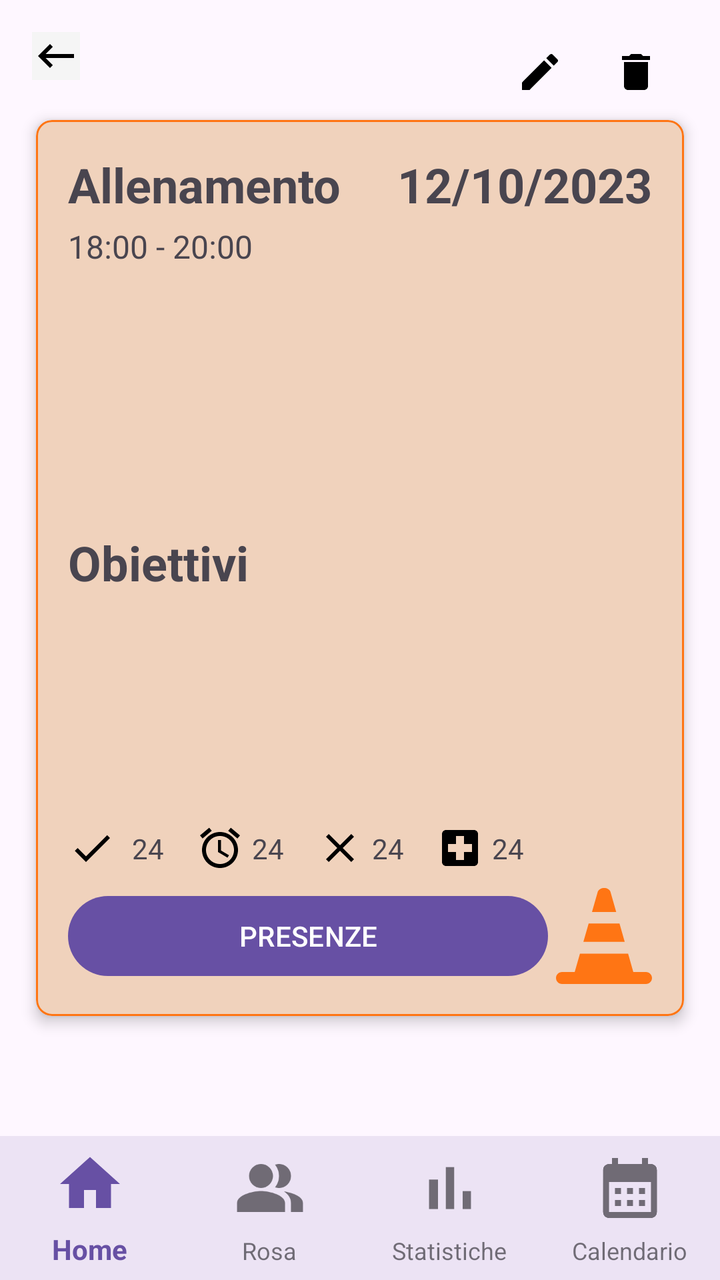
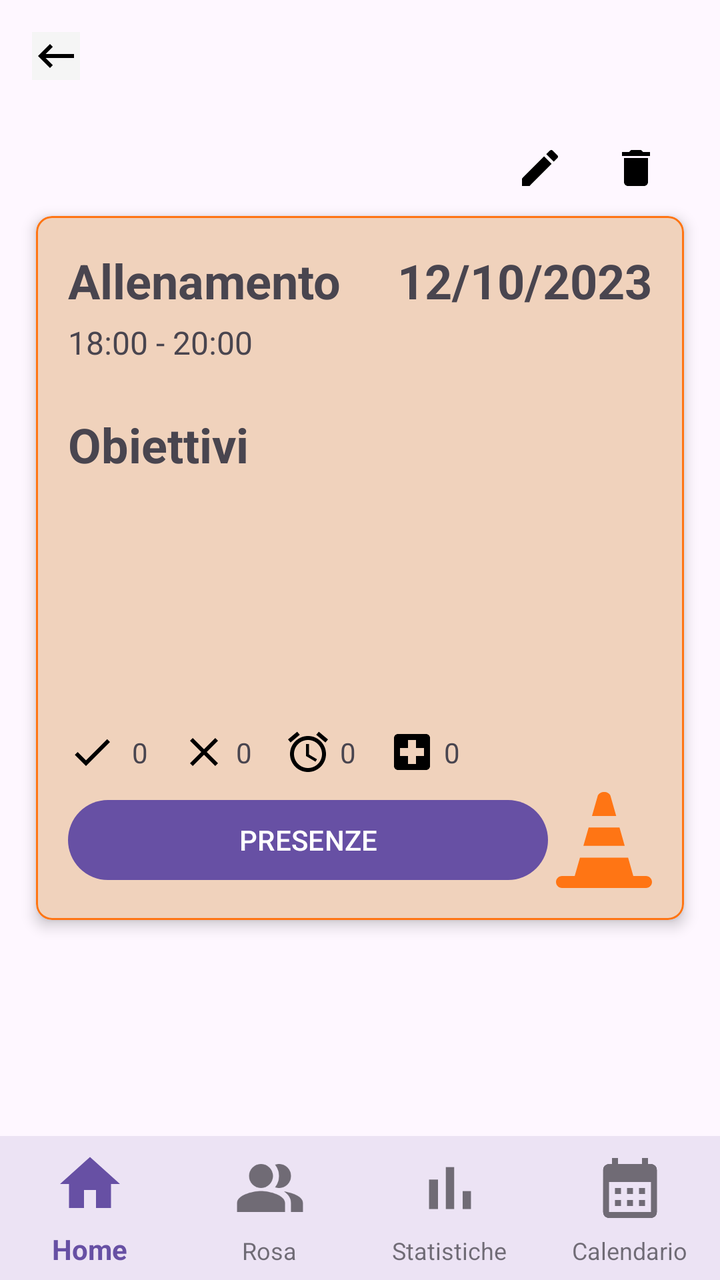

Two renders of the same Android screen: before a commit and after it. Below are the layout's source before the change and the commit's diff.
<!-- AndroidManifest.xml: application theme Theme.YouCoach -->
<!-- res/layout/activity_dettaglio_allenamento.xml -->
<androidx.constraintlayout.widget.ConstraintLayout
    xmlns:android="http://schemas.android.com/apk/res/android"
    xmlns:app="http://schemas.android.com/apk/res-auto"
    xmlns:tools="http://schemas.android.com/tools"
    android:layout_width="match_parent"
    android:layout_height="match_parent">



    <ImageButton
        android:id="@+id/back_button"
        android:layout_width="wrap_content"
        android:layout_height="wrap_content"
        android:layout_marginStart="16dp"
        android:layout_marginTop="16dp"
        android:background="@color/background_grey"
        android:src="@drawable/arrow_back"
        app:layout_constraintStart_toStartOf="parent"
        app:layout_constraintTop_toTopOf="parent" />


    <ImageButton
        android:id="@+id/modificaAllenamento_button"
        android:layout_width="48dp"
        android:layout_height="48dp"
        android:background="@color/transparent"
        android:src="@drawable/edit"
        app:layout_constraintBottom_toTopOf="@+id/card_training"
        app:layout_constraintEnd_toStartOf="@+id/eliminaAllenamento_button"/>

    <ImageButton
        android:id="@+id/eliminaAllenamento_button"
        android:layout_width="48dp"
        android:layout_height="48dp"
        android:background="@color/transparent"
        android:src="@drawable/delete"
        app:layout_constraintBottom_toTopOf="@+id/card_training"
        app:layout_constraintEnd_toEndOf="@id/card_training"/>





    <com.google.android.material.card.MaterialCardView
        android:id="@+id/card_training"
        android:layout_width="0dp"
        android:layout_height="0dp"
        app:layout_constraintWidth_percent="0.9"
        app:layout_constraintHeight_percent="0.7"
        app:layout_constraintTop_toTopOf="parent"
        app:layout_constraintBottom_toTopOf="@+id/bottom_navigation"
        app:layout_constraintStart_toStartOf="parent"
        app:layout_constraintEnd_toEndOf="parent"
        app:cardCornerRadius="8dp"
        app:cardBackgroundColor="@color/background_training_card"
        app:cardElevation="4dp"
        app:strokeWidth="1dp"
        app:strokeColor="@color/background_orange">


        <androidx.constraintlayout.widget.ConstraintLayout
            android:layout_width="match_parent"
            android:layout_height="match_parent"
            android:padding="16dp">

            
            <TextView
                android:id="@+id/card_title"
                android:layout_width="0dp"
                android:layout_height="wrap_content"
                android:text="Allenamento"
                android:textSize="24dp"
                android:textStyle="bold"
                app:layout_constraintStart_toStartOf="parent"
                app:layout_constraintTop_toTopOf="parent" />

            
            <TextView
                android:id="@+id/card_date"
                android:layout_width="0dp"
                android:layout_height="wrap_content"
                android:layout_marginStart="40dp"
                android:text="12/10/2023"
                android:textSize="24sp"
                android:textStyle="bold"
                app:layout_constraintEnd_toEndOf="parent"
                app:layout_constraintTop_toTopOf="parent"/>

            
            <TextView
                android:id="@+id/card_time"
                android:layout_width="0dp"
                android:layout_height="wrap_content"
                android:layout_marginTop="4dp"
                android:text="18:00 - 20:00"
                android:textSize="16dp"
                app:layout_constraintEnd_toEndOf="parent"
                app:layout_constraintStart_toStartOf="parent"
                app:layout_constraintTop_toBottomOf="@id/card_title" />

            
            <androidx.constraintlayout.widget.ConstraintLayout
                android:layout_width="0dp"
                android:layout_height="wrap_content"
                android:layout_marginTop="8dp"
                android:layout_marginBottom="8dp"
                app:layout_constraintEnd_toEndOf="parent"
                app:layout_constraintStart_toStartOf="parent"
                app:layout_constraintTop_toBottomOf="@id/card_time"
                app:layout_constraintBottom_toTopOf="@id/presenze_button">

                <TextView
                    android:id="@+id/obiettivi_txt"
                    android:layout_width="wrap_content"
                    android:layout_height="wrap_content"
                    android:text="Obiettivi"
                    android:textStyle="bold"
                    android:textSize="24dp"
                    app:layout_constraintStart_toStartOf="parent"
                    app:layout_constraintTop_toTopOf="parent" />

                
                <androidx.recyclerview.widget.RecyclerView
                    android:id="@+id/recyclerViewObiettivi"
                    android:layout_width="0dp"
                    android:layout_height="wrap_content"
                    android:layout_marginTop="16dp"
                    app:layout_constraintStart_toStartOf="parent"
                    app:layout_constraintTop_toBottomOf="@+id/obiettivi_txt" />


            </androidx.constraintlayout.widget.ConstraintLayout>


            <ImageView
                android:id="@+id/icona_presenze"
                android:layout_width="24dp"
                android:layout_height="24dp"
                android:layout_marginBottom="8dp"
                app:layout_constraintStart_toStartOf="@+id/presenze_button"
                app:layout_constraintBottom_toTopOf="@+id/presenze_button"
                android:src="@drawable/check" />

            <TextView
                android:id="@+id/num_presenze"
                android:layout_width="wrap_content"
                android:layout_height="wrap_content"
                android:text="24"
                android:layout_marginStart="8dp"
                app:layout_constraintStart_toEndOf="@+id/icona_presenze"
                app:layout_constraintTop_toTopOf="@+id/icona_presenze"
                app:layout_constraintBottom_toBottomOf="@+id/icona_presenze"/>

            <ImageView
                android:id="@+id/icona_ritardo"
                android:layout_width="24dp"
                android:layout_height="24dp"
                android:layout_marginBottom="8dp"
                android:layout_marginStart="16dp"
                app:layout_constraintStart_toEndOf="@+id/num_presenze"
                app:layout_constraintBottom_toTopOf="@+id/presenze_button"
                android:src="@drawable/ritardo" />

            <TextView
                android:id="@+id/num_ritardi"
                android:layout_width="wrap_content"
                android:layout_height="wrap_content"
                android:text="24"
                android:layout_marginStart="4dp"
                app:layout_constraintStart_toEndOf="@+id/icona_ritardo"
                app:layout_constraintTop_toTopOf="@+id/icona_presenze"
                app:layout_constraintBottom_toBottomOf="@+id/icona_presenze"/>

            <ImageView
                android:id="@+id/icona_assenze"
                android:layout_width="24dp"
                android:layout_height="24dp"
                android:layout_marginBottom="8dp"
                android:layout_marginStart="16dp"
                app:layout_constraintStart_toEndOf="@+id/num_ritardi"
                app:layout_constraintBottom_toTopOf="@+id/presenze_button"
                android:src="@drawable/croce" />

            <TextView
                android:id="@+id/num_assenze"
                android:layout_width="wrap_content"
                android:layout_height="wrap_content"
                android:text="24"
                android:layout_marginStart="4dp"
                app:layout_constraintStart_toEndOf="@+id/icona_assenze"
                app:layout_constraintTop_toTopOf="@+id/icona_presenze"
                app:layout_constraintBottom_toBottomOf="@+id/icona_presenze"/>



            <ImageView
                android:id="@+id/icona_infortunio"
                android:layout_width="24dp"
                android:layout_height="24dp"
                android:layout_marginBottom="8dp"
                android:layout_marginStart="16dp"
                app:layout_constraintStart_toEndOf="@+id/num_assenze"
                app:layout_constraintBottom_toTopOf="@+id/presenze_button"
                android:src="@drawable/infortunio" />

            <TextView
                android:id="@+id/num_infortunati"
                android:layout_width="wrap_content"
                android:layout_height="wrap_content"
                android:text="24"
                android:layout_marginStart="4dp"
                app:layout_constraintStart_toEndOf="@+id/icona_infortunio"
                app:layout_constraintTop_toTopOf="@+id/icona_presenze"
                app:layout_constraintBottom_toBottomOf="@+id/icona_presenze"/>


            
            <Button
                android:id="@+id/presenze_button"
                android:layout_width="240dp"
                android:layout_height="wrap_content"
                android:text="Presenze"
                android:textAllCaps="true"
                app:layout_constraintBottom_toBottomOf="parent"
                app:layout_constraintStart_toStartOf="parent" />

            
            <ImageView
                android:id="@+id/training_icon"
                android:layout_width="wrap_content"
                android:layout_height="wrap_content"
                android:layout_marginTop="16dp"
                android:src="@drawable/training_cone"
                app:layout_constraintBottom_toBottomOf="parent"
                app:layout_constraintEnd_toEndOf="parent" />

        </androidx.constraintlayout.widget.ConstraintLayout>

    </com.google.android.material.card.MaterialCardView>

    <com.google.android.material.bottomnavigation.BottomNavigationView
        android:id="@+id/bottom_navigation"
        android:layout_width="0dp"
        android:layout_height="72dp"
        android:background="?android:attr/windowBackground"
        app:labelVisibilityMode="labeled"
        app:menu="@menu/bottom_nav_menu"
        style="@style/BottomNavigationViewStyle"
        app:layout_constraintBottom_toBottomOf="parent"
        app:layout_constraintStart_toStartOf="parent"
        app:layout_constraintEnd_toEndOf="parent" />

</androidx.constraintlayout.widget.ConstraintLayout>
<!-- resources referenced by this layout -->
<resources>
  <color name="background_grey">#F5F5F5</color>
  <color name="background_orange">#ff7514</color>
  <color name="background_training_card">#f0d2bc</color>
  <color name="transparent">#00000000</color>
  <!-- drawable arrow_back (drawable) -->
  <vector xmlns:android="http://schemas.android.com/apk/res/android" android:autoMirrored="true" android:height="24dp" android:tint="#000000" android:viewportHeight="24" android:viewportWidth="24" android:width="24dp">
        
      <path android:fillColor="@android:color/white" android:pathData="M21,11H6.83l3.58,-3.59L9,6l-6,6 6,6 1.41,-1.41L6.83,13H21z"/>
      
  </vector>
  <!-- drawable check (drawable) -->
  <vector xmlns:android="http://schemas.android.com/apk/res/android" android:height="24dp" android:tint="#000000" android:viewportHeight="24" android:viewportWidth="24" android:width="24dp">
        
      <path android:fillColor="@android:color/white" android:pathData="M9,16.17L4.83,12l-1.42,1.41L9,19 21,7l-1.41,-1.41z"/>
      
  </vector>
  <!-- drawable croce (drawable) -->
  <vector xmlns:android="http://schemas.android.com/apk/res/android" android:height="24dp" android:tint="#000000" android:viewportHeight="24" android:viewportWidth="24" android:width="24dp">
        
      <path android:fillColor="@android:color/white" android:pathData="M19,6.41L17.59,5 12,10.59 6.41,5 5,6.41 10.59,12 5,17.59 6.41,19 12,13.41 17.59,19 19,17.59 13.41,12z"/>
      
  </vector>
  <!-- drawable delete (drawable) -->
  <vector xmlns:android="http://schemas.android.com/apk/res/android" android:height="24dp" android:tint="#000000" android:viewportHeight="24" android:viewportWidth="24" android:width="24dp">
        
      <path android:fillColor="@android:color/white" android:pathData="M6,19c0,1.1 0.9,2 2,2h8c1.1,0 2,-0.9 2,-2V7H6v12zM19,4h-3.5l-1,-1h-5l-1,1H5v2h14V4z"/>
      
  </vector>
  <!-- drawable edit (drawable) -->
  <vector xmlns:android="http://schemas.android.com/apk/res/android" android:height="24dp" android:tint="#000000" android:viewportHeight="24" android:viewportWidth="24" android:width="24dp">
        
      <path android:fillColor="@android:color/white" android:pathData="M3,17.25V21h3.75L17.81,9.94l-3.75,-3.75L3,17.25zM20.71,7.04c0.39,-0.39 0.39,-1.02 0,-1.41l-2.34,-2.34c-0.39,-0.39 -1.02,-0.39 -1.41,0l-1.83,1.83 3.75,3.75 1.83,-1.83z"/>
      
  </vector>
  <!-- drawable infortunio (drawable) -->
  <vector xmlns:android="http://schemas.android.com/apk/res/android" android:height="24dp" android:tint="#000000" android:viewportHeight="24" android:viewportWidth="24" android:width="24dp">
        
      <path android:fillColor="@android:color/white" android:pathData="M19,3L5,3c-1.1,0 -1.99,0.9 -1.99,2L3,19c0,1.1 0.9,2 2,2h14c1.1,0 2,-0.9 2,-2L21,5c0,-1.1 -0.9,-2 -2,-2zM18,14h-4v4h-4v-4L6,14v-4h4L10,6h4v4h4v4z"/>
      
  </vector>
  <style name="BottomNavigationViewStyle" parent="Widget.MaterialComponents.BottomNavigationView">
          <item name="itemIconSize">36dp</item> 
          <item name="itemTextAppearanceActive">@style/ActiveTextStyle</item> 
          <item name="itemTextAppearanceInactive">@style/InactiveTextStyle</item> 
      </style>
  <style name="Theme.YouCoach" parent="Base.Theme.YouCoach" />
  <style name="ActiveTextStyle" parent="TextAppearance.AppCompat.Small">
          <item name="android:textSize">14sp</item>
      </style>
  <style name="InactiveTextStyle" parent="TextAppearance.AppCompat.Small">
          <item name="android:textSize">12sp</item>
      </style>
  <style name="Base.Theme.YouCoach" parent="Theme.Material3.DayNight.NoActionBar">
          
          
      </style>
  <!-- unchanged entries left out for length: 2 -->
</resources>

<!-- the commit's change to res/layout/activity_dettaglio_allenamento.xml (unified diff, before → after) -->
@@ -46,7 +46,7 @@
         android:layout_width="0dp"
         android:layout_height="0dp"
         app:layout_constraintWidth_percent="0.9"
-        app:layout_constraintHeight_percent="0.7"
+        app:layout_constraintHeight_percent="0.55"
         app:layout_constraintTop_toTopOf="parent"
         app:layout_constraintBottom_toTopOf="@+id/bottom_navigation"
         app:layout_constraintStart_toStartOf="parent"
@@ -102,12 +102,11 @@
             <androidx.constraintlayout.widget.ConstraintLayout
                 android:layout_width="0dp"
                 android:layout_height="wrap_content"
-                android:layout_marginTop="8dp"
+                android:layout_marginTop="24dp"
                 android:layout_marginBottom="8dp"
                 app:layout_constraintEnd_toEndOf="parent"
                 app:layout_constraintStart_toStartOf="parent"
-                app:layout_constraintTop_toBottomOf="@id/card_time"
-                app:layout_constraintBottom_toTopOf="@id/presenze_button">
+                app:layout_constraintTop_toBottomOf="@id/card_time">
 
                 <TextView
                     android:id="@+id/obiettivi_txt"
@@ -124,7 +123,7 @@
                     android:id="@+id/recyclerViewObiettivi"
                     android:layout_width="0dp"
                     android:layout_height="wrap_content"
-                    android:layout_marginTop="16dp"
+                    android:layout_marginTop="8dp"
                     app:layout_constraintStart_toStartOf="parent"
                     app:layout_constraintTop_toBottomOf="@+id/obiettivi_txt" />
 
@@ -145,69 +144,69 @@
                 android:id="@+id/num_presenze"
                 android:layout_width="wrap_content"
                 android:layout_height="wrap_content"
-                android:text="24"
+                android:text="0"
                 android:layout_marginStart="8dp"
                 app:layout_constraintStart_toEndOf="@+id/icona_presenze"
                 app:layout_constraintTop_toTopOf="@+id/icona_presenze"
                 app:layout_constraintBottom_toBottomOf="@+id/icona_presenze"/>
 
-            <ImageView
-                android:id="@+id/icona_ritardo"
+
+            <ImageView
+                android:id="@+id/icona_assenze"
                 android:layout_width="24dp"
                 android:layout_height="24dp"
                 android:layout_marginBottom="8dp"
                 android:layout_marginStart="16dp"
                 app:layout_constraintStart_toEndOf="@+id/num_presenze"
                 app:layout_constraintBottom_toTopOf="@+id/presenze_button"
+                android:src="@drawable/croce" />
+
+            <TextView
+                android:id="@+id/num_assenze"
+                android:layout_width="wrap_content"
+                android:layout_height="wrap_content"
+                android:text="0"
+                android:layout_marginStart="4dp"
+                app:layout_constraintStart_toEndOf="@+id/icona_assenze"
+                app:layout_constraintTop_toTopOf="@+id/icona_presenze"
+                app:layout_constraintBottom_toBottomOf="@+id/icona_presenze"/>
+
+
+            <ImageView
+                android:id="@+id/icona_ritardo"
+                android:layout_width="24dp"
+                android:layout_height="24dp"
+                android:layout_marginBottom="8dp"
+                android:layout_marginStart="16dp"
+                app:layout_constraintStart_toEndOf="@+id/num_assenze"
+                app:layout_constraintBottom_toTopOf="@+id/presenze_button"
                 android:src="@drawable/ritardo" />
 
             <TextView
                 android:id="@+id/num_ritardi"
                 android:layout_width="wrap_content"
                 android:layout_height="wrap_content"
-                android:text="24"
+                android:text="0"
                 android:layout_marginStart="4dp"
                 app:layout_constraintStart_toEndOf="@+id/icona_ritardo"
                 app:layout_constraintTop_toTopOf="@+id/icona_presenze"
                 app:layout_constraintBottom_toBottomOf="@+id/icona_presenze"/>
 
             <ImageView
-                android:id="@+id/icona_assenze"
+                android:id="@+id/icona_infortunio"
                 android:layout_width="24dp"
                 android:layout_height="24dp"
                 android:layout_marginBottom="8dp"
                 android:layout_marginStart="16dp"
                 app:layout_constraintStart_toEndOf="@+id/num_ritardi"
                 app:layout_constraintBottom_toTopOf="@+id/presenze_button"
-                android:src="@drawable/croce" />
-
-            <TextView
-                android:id="@+id/num_assenze"
-                android:layout_width="wrap_content"
-                android:layout_height="wrap_content"
-                android:text="24"
-                android:layout_marginStart="4dp"
-                app:layout_constraintStart_toEndOf="@+id/icona_assenze"
-                app:layout_constraintTop_toTopOf="@+id/icona_presenze"
-                app:layout_constraintBottom_toBottomOf="@+id/icona_presenze"/>
-
-
-
-            <ImageView
-                android:id="@+id/icona_infortunio"
-                android:layout_width="24dp"
-                android:layout_height="24dp"
-                android:layout_marginBottom="8dp"
-                android:layout_marginStart="16dp"
-                app:layout_constraintStart_toEndOf="@+id/num_assenze"
-                app:layout_constraintBottom_toTopOf="@+id/presenze_button"
                 android:src="@drawable/infortunio" />
 
             <TextView
                 android:id="@+id/num_infortunati"
                 android:layout_width="wrap_content"
                 android:layout_height="wrap_content"
-                android:text="24"
+                android:text="0"
                 android:layout_marginStart="4dp"
                 app:layout_constraintStart_toEndOf="@+id/icona_infortunio"
                 app:layout_constraintTop_toTopOf="@+id/icona_presenze"
